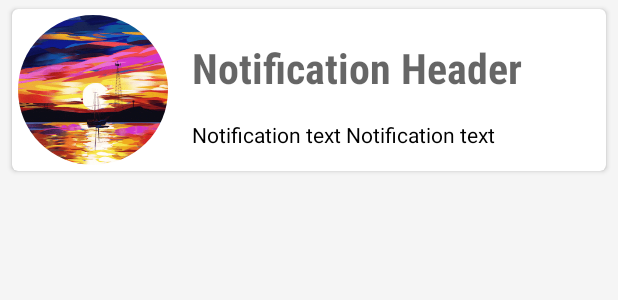
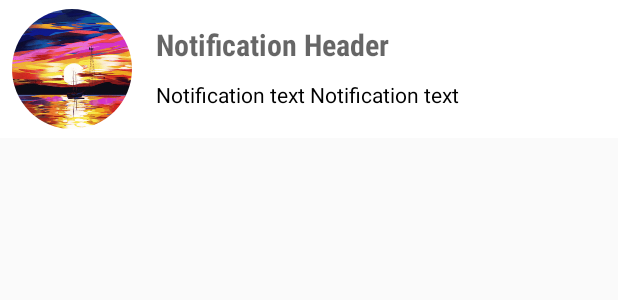
Before and after one commit to masidagondwe/Trendy-v1, an Android app: the layout layout_notifications.xml on its own in the app's theme, with its tools: preview values and no code run, on a phone screen of 412 x 824 dp. Shown: the top 300 px of the screen. Run offline under Robolectric (Android 15) with nearby library versions, the phone set to English and light mode, and no system bars.

Commit message:
updated notifications fragment classes

```diff
--- a/app/src/main/java/com/temwa/tech/trendy/IMainActivity.java
+++ b/app/src/main/java/com/temwa/tech/trendy/IMainActivity.java
@@ -10,4 +10,6 @@ public interface IMainActivity {
     void inflateViewTrendyDealFragment(TrendyDeal message);
 
     void onNotificationSelected(AppNotification message);
+
+    void onNotificationSelected(TrendyDeal trendyDeal);
 }
--- a/app/src/main/res/layout/activity_login.xml
+++ b/app/src/main/res/layout/activity_login.xml
@@ -101,7 +101,7 @@
         android:layout_height="100dp"
         android:id="@+id/progressBar"
         android:layout_centerHorizontal="true"
-        android:layout_marginTop="201dp"
+        android:layout_marginTop="200dp"
         android:visibility="invisible"/>
 
 </RelativeLayout>
--- a/app/src/main/res/layout/layout_notifications.xml
+++ b/app/src/main/res/layout/layout_notifications.xml
@@ -1,22 +1,22 @@
 <?xml version="1.0" encoding="utf-8"?>
 <RelativeLayout xmlns:android="http://schemas.android.com/apk/res/android"
     android:layout_width="match_parent"
-    android:layout_height="match_parent"
+    android:layout_height="wrap_content"
     xmlns:card_view="http://schemas.android.com/apk/res-auto"
-    android:background="@color/whitesmoke">
+    android:background="@color/white">
 
     <androidx.cardview.widget.CardView
         android:layout_width="match_parent"
         android:layout_height="wrap_content"
-        card_view:cardCornerRadius="4dp"
-        card_view:cardMaxElevation="4dp"
-        card_view:cardElevation="2dp"
+        card_view:cardCornerRadius="2dp"
+        card_view:cardMaxElevation="2dp"
+        card_view:cardElevation="0dp"
         android:layout_centerHorizontal="true"
-        android:layout_marginBottom="6dp"
-        android:layout_marginTop="6dp"
-        android:layout_marginStart="8dp"
-        android:layout_marginEnd="8dp"
-        android:id="@+id/profile_card_view">
+        android:layout_marginBottom="2dp"
+        android:layout_marginTop="2dp"
+        android:layout_marginStart="4dp"
+        android:layout_marginEnd="4dp"
+        android:id="@+id/notifications_card_view">
 
 
         <RelativeLayout
@@ -26,8 +26,8 @@
 
 
             <de.hdodenhof.circleimageview.CircleImageView
-                android:layout_width="100dp"
-                android:layout_height="100dp"
+                android:layout_width="80dp"
+                android:layout_height="80dp"
                 android:scaleType="centerCrop"
                 android:src="@drawable/colors"
                 android:id="@+id/notification_image"
@@ -43,12 +43,12 @@
                 android:layout_toRightOf="@id/notification_image"
                 android:layout_marginStart="@dimen/txt_margin_standard"
                 android:layout_marginLeft="@dimen/txt_margin_standard"
-                android:layout_marginTop="@dimen/txt_margin_standard"
+                android:layout_marginTop="10dp"
                 android:fontFamily="sans-serif-condensed"
                 android:hint="Notification Header"
                 android:textAlignment="viewStart"
                 android:textColor="@color/colorPrimaryDark"
-                android:textSize="28sp"
+                android:textSize="20sp"
                 android:textStyle="bold"
                 android:layout_below="@+id/profile_image"/>
 
@@ -61,7 +61,7 @@
                 android:layout_below="@+id/notification_name"
                 android:layout_marginStart="@dimen/txt_margin_standard"
                 android:layout_marginLeft="@dimen/txt_margin_standard"
-                android:layout_marginTop="@dimen/txt_margin_standard"
+                android:layout_marginTop="10dp"
                 android:text="Notification text Notification text"
                 android:textColor="#000" />
 
```
Also changed, not shown: app/src/main/java/com/temwa/tech/trendy/MainActivity.java (+6 -1 lines), app/src/main/java/com/temwa/tech/trendy/NotificationsFragment.java (+8 -7 lines), app/src/main/java/com/temwa/tech/trendy/TrendyNotificationsAdapter.java (+29 -5 lines).
